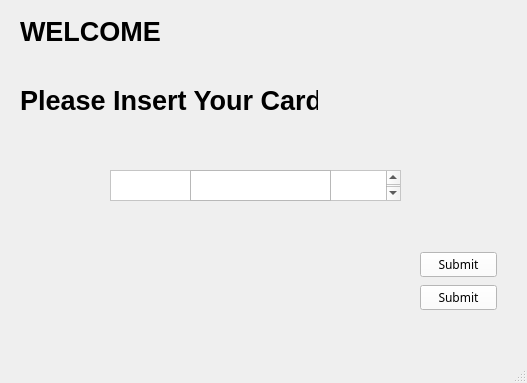
Above: ATM/mainwindow.ui from CS3560-3-3/Bank-ATM-Subsystem before the change. Below: the same form after it.
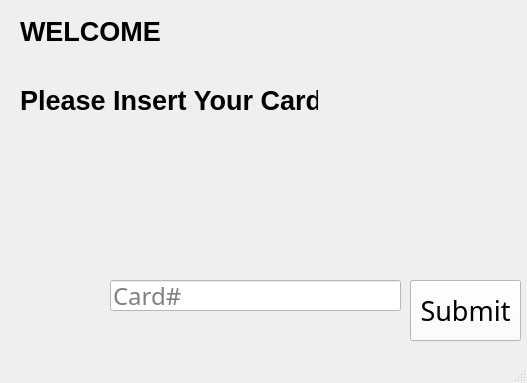
That is the form after the change. Icons and pictures are not drawn.

Patch:
```diff
--- a/ATM/mainwindow.ui
+++ b/ATM/mainwindow.ui
@@ -27,28 +27,6 @@
 background-color: 536A8F;
 }</string>
    </property>
-   <widget class="QTextEdit" name="txtCard">
-    <property name="geometry">
-     <rect>
-      <x>110</x>
-      <y>170</y>
-      <width>291</width>
-      <height>31</height>
-     </rect>
-    </property>
-    <property name="font">
-     <font>
-      <family>Segoe MDL2 Assets</family>
-      <pointsize>13</pointsize>
-     </font>
-    </property>
-    <property name="styleSheet">
-     <string notr="true">QTextEdit {
-background-color: white;
-
-}</string>
-    </property>
-   </widget>
    <widget class="QTextEdit" name="pinTxt">
     <property name="enabled">
      <bool>true</bool>
@@ -56,7 +34,7 @@
     <property name="geometry">
      <rect>
       <x>190</x>
-      <y>170</y>
+      <y>280</y>
       <width>141</width>
       <height>31</height>
      </rect>
@@ -102,31 +80,70 @@
      </item>
     </layout>
    </widget>
-   <widget class="QWidget" name="horizontalLayoutWidget">
+   <widget class="QLabel" name="label_2">
     <property name="geometry">
      <rect>
-      <x>420</x>
-      <y>230</y>
-      <width>77</width>
-      <height>82</height>
+      <x>210</x>
+      <y>160</y>
+      <width>91</width>
+      <height>91</height>
      </rect>
     </property>
-    <layout class="QVBoxLayout" name="verticalLayout_4">
-     <item>
-      <spacer name="horizontalSpacer">
-       <property name="orientation">
-        <enum>Qt::Orientation::Horizontal</enum>
-       </property>
-       <property name="sizeHint" stdset="0">
-        <size>
-         <width>40</width>
-         <height>20</height>
-        </size>
-       </property>
-      </spacer>
-     </item>
-     <item>
+    <property name="text">
+     <string/>
+    </property>
+    <property name="pixmap">
+     <pixmap>build/Desktop_Qt_6_10_1_llvm_mingw_64_bit-Debug/debug/149767-200.png</pixmap>
+    </property>
+    <property name="scaledContents">
+     <bool>true</bool>
+    </property>
+    <property name="openExternalLinks">
+     <bool>true</bool>
+    </property>
+   </widget>
+   <widget class="QLineEdit" name="txtCard">
+    <property name="geometry">
+     <rect>
+      <x>110</x>
+      <y>280</y>
+      <width>291</width>
+      <height>31</height>
+     </rect>
+    </property>
+    <property name="font">
+     <font>
+      <family>Titillium Web</family>
+      <pointsize>18</pointsize>
+     </font>
+    </property>
+    <property name="styleSheet">
+     <string notr="true">QLineEdit {
+background-color: white;
+}</string>
+    </property>
+    <property name="maxLength">
+     <number>16</number>
+    </property>
+    <property name="placeholderText">
+     <string>Card#</string>
+    </property>
+   </widget>
       <widget class="QPushButton" name="submit">
+    <property name="geometry">
+     <rect>
+      <x>410</x>
+      <y>280</y>
+      <width>111</width>
+      <height>61</height>
+     </rect>
+    </property>
+    <property name="font">
+     <font>
+      <family>Titillium Web</family>
+      <pointsize>20</pointsize>
+     </font>
+    </property>
        <property name="styleSheet">
         <string notr="true">QPushButton{ 
 background-color: white;
@@ -136,9 +153,21 @@
         <string>Submit</string>
        </property>
       </widget>
-     </item>
-     <item>
       <widget class="QPushButton" name="pinSubmit">
+    <property name="geometry">
+     <rect>
+      <x>410</x>
+      <y>280</y>
+      <width>111</width>
+      <height>61</height>
+     </rect>
+    </property>
+    <property name="font">
+     <font>
+      <family>Titillium Web</family>
+      <pointsize>20</pointsize>
+     </font>
+    </property>
        <property name="styleSheet">
         <string notr="true">QPushButton {
 	background-color: white;
@@ -148,9 +177,6 @@
         <string>Submit</string>
        </property>
       </widget>
-     </item>
-    </layout>
-   </widget>
   </widget>
   <widget class="QMenuBar" name="menubar">
    <property name="geometry">
```
Left out of the diff: 3 changed lines with no effect on the pictures. Lines whose indentation alone changed are shown as unchanged.
